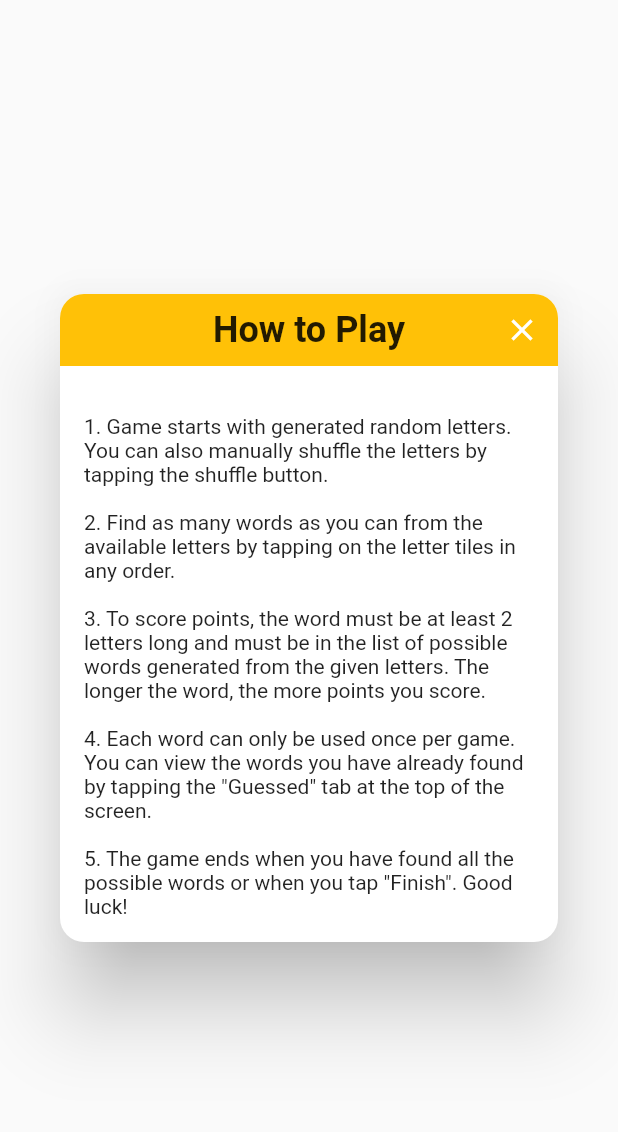
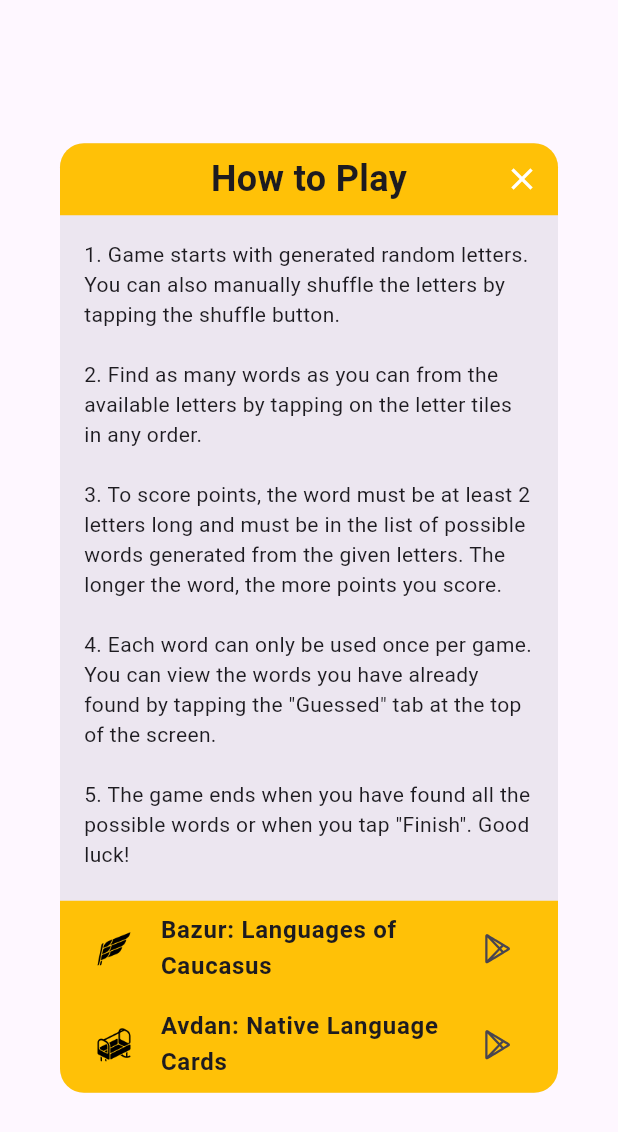
Before and after one commit to kattir97/likha-varv, a Flutter app: the InfoDialogWidget widget shown alone on an empty page, opened directly, on a phone screen of 412 x 824 dp. Shown: the top 1132 px of the screen. Run offline on Flutter 3.47's test engine with Material 2 defaults, Android fonts, the phone set to English and light mode, and no system bars; our stand-ins replace flutter_native_splash, flutter_svg, freezed_annotation, hooks_riverpod, line_icons, shared_preferences and 1 more; missing offline and left inert: syncfusion_flutter_core; accounts and stored records are empty; generated files the repository leaves out were written again.

Commit message:
add app links to info dialog

```diff
--- a/lib/features/game_logic/domain/notifiers/game_logic_notifier.dart
+++ b/lib/features/game_logic/domain/notifiers/game_logic_notifier.dart
@@ -25,6 +25,7 @@ class GameLogic extends StateNotifier<List<String>> {
     await SharedPrefsService.saveUserMatches(userMatches);
     await SharedPrefsService.savePossibleMatches(possibleMatches);
     await SharedPrefsService.saveGeneratedLetters(state);
+    await SharedPrefsService.saveSelectedWords(selectedWords);
   }
 
   Future<void> loadGameData() async {
@@ -32,6 +33,7 @@ class GameLogic extends StateNotifier<List<String>> {
     userMatches = await SharedPrefsService.getUserMatches();
     possibleMatches = await SharedPrefsService.getPossibleMatches();
     state = await SharedPrefsService.getGeneratedLetters();
+    selectedWords = await SharedPrefsService.getSelectedWords();
     state = List.from(state);
   }
 
--- a/lib/features/game_logic/presentation/widgets/guessed_words_overview_widget.dart
+++ b/lib/features/game_logic/presentation/widgets/guessed_words_overview_widget.dart
@@ -1,6 +1,5 @@
 import 'package:flutter/material.dart';
 import 'package:hooks_riverpod/hooks_riverpod.dart';
-import 'package:likha_varv/features/game_logic/domain/notifiers/game_logic_notifier.dart';
 import 'package:likha_varv/features/game_logic/domain/providers/game_logic_provider.dart';
 import 'package:likha_varv/features/game_logic/presentation/widgets/words_modal.dart';
 import 'package:line_icons/line_icons.dart';
@@ -25,6 +24,8 @@ class GuessedWordsOverviewWidget extends ConsumerWidget {
         ),
       ),
       onTap: () => showModalBottomSheet(
+        isDismissible: true,
+        enableDrag: true,
         context: context,
         clipBehavior: Clip.hardEdge,
         shape: const RoundedRectangleBorder(
--- a/lib/features/game_logic/presentation/widgets/light_blue_button_widget.dart
+++ b/lib/features/game_logic/presentation/widgets/light_blue_button_widget.dart
@@ -27,7 +27,7 @@ class LightBlueButtonWidget extends StatelessWidget {
       child: TextButton(
         onPressed: onTap,
         style: TextButton.styleFrom(
-          padding: const EdgeInsets.all(16.0),
+          padding: const EdgeInsets.all(8.0),
           shape: RoundedRectangleBorder(
             borderRadius: BorderRadius.circular(16.0),
           ),
--- a/lib/features/game_logic/presentation/widgets/show_results_widget.dart
+++ b/lib/features/game_logic/presentation/widgets/show_results_widget.dart
@@ -59,7 +59,8 @@ class ShowResultsWidget extends ConsumerWidget {
             ),
           ),
           const SizedBox(height: 10),
-          Expanded(
+          SizedBox(
+            height: 350,
             child: ListView.separated(
               shrinkWrap: true,
               padding: EdgeInsets.zero,
@@ -73,7 +74,7 @@ class ShowResultsWidget extends ConsumerWidget {
                 final MaterialColor color = isFound ? Colors.green : Colors.red;
                 return Container(
                   padding:
-                      const EdgeInsets.symmetric(horizontal: 5, vertical: 2),
+                      const EdgeInsets.symmetric(horizontal: 15, vertical: 2),
                   child: Column(
                     crossAxisAlignment: CrossAxisAlignment.start,
                     children: [
--- a/lib/features/game_logic/presentation/widgets/words_modal.dart
+++ b/lib/features/game_logic/presentation/widgets/words_modal.dart
@@ -13,6 +13,7 @@ class WordsModal extends ConsumerWidget {
     final words = gameLogic.selectedWords
         .where((word) => guessedWords.contains(word.headword))
         .toList();
+    print(words);
 
     return Container(
       color: Colors.white,
--- /dev/null
+++ b/lib/features/info/app_links.dart
@@ -0,0 +1,6 @@
+class AppLinks {
+  static String bazurUrl =
+      'https://play.google.com/store/apps/details?id=com.alkaitagi.avzag';
+  static String avdanUrl =
+      'https://play.google.com/store/apps/details?id=com.alkaitagi.avdan';
+}
--- a/lib/features/info/info_dialog_widget.dart
+++ b/lib/features/info/info_dialog_widget.dart
@@ -1,4 +1,7 @@
 import 'package:flutter/material.dart';
+import 'package:likha_varv/features/info/app_links.dart';
+import 'package:likha_varv/features/info/open_app_link.dart';
+import 'package:line_icons/line_icons.dart';
 
 class InfoDialogWidget extends StatelessWidget {
   const InfoDialogWidget({super.key});
@@ -50,7 +53,6 @@ class InfoDialogWidget extends StatelessWidget {
             child: Column(
               crossAxisAlignment: CrossAxisAlignment.stretch,
               children: const [
-                SizedBox(height: 16.0),
                 Text(
                   '1. Game starts with generated random letters. '
                   'You can also manually shuffle the letters by tapping the shuffle button.\n\n'
@@ -67,6 +69,57 @@ class InfoDialogWidget extends StatelessWidget {
                   style: TextStyle(fontSize: 14.0),
                   textAlign: TextAlign.left,
                 ),
+                SizedBox(height: 5),
+              ],
+            ),
+          ),
+          Container(
+            padding: const EdgeInsets.only(left: 5, right: 5),
+            decoration: const BoxDecoration(
+              color: Colors.amber,
+              borderRadius: BorderRadius.only(
+                bottomLeft: Radius.circular(16.0),
+                bottomRight: Radius.circular(16.0),
+              ),
+            ),
+            child: Column(
+              children: [
+                InkWell(
+                  onTap: () => openAppLikn(url: AppLinks.bazurUrl),
+                  child: ListTile(
+                    visualDensity:
+                        const VisualDensity(horizontal: 0, vertical: -4),
+                    leading: Image.asset(
+                      'assets/images/bazur.png',
+                      width: 30,
+                      height: 30,
+                      color: Colors.black,
+                    ),
+                    title: const Text(
+                      'Bazur: Languages of Caucasus',
+                      style: TextStyle(fontWeight: FontWeight.bold),
+                    ),
+                    trailing: const Icon(LineIcons.googlePlay),
+                  ),
+                ),
+                InkWell(
+                  onTap: () => openAppLikn(url: AppLinks.avdanUrl),
+                  child: ListTile(
+                    visualDensity:
+                        const VisualDensity(horizontal: 0, vertical: -4),
+                    leading: Image.asset(
+                      'assets/images/avdan.png',
+                      width: 30,
+                      height: 30,
+                      color: Colors.black,
+                    ),
+                    title: const Text(
+                      'Avdan: Native Language Cards',
+                      style: TextStyle(fontWeight: FontWeight.bold),
+                    ),
+                    trailing: const Icon(LineIcons.googlePlay),
+                  ),
+                ),
               ],
             ),
           ),
--- a/lib/main.dart
+++ b/lib/main.dart
@@ -22,7 +22,7 @@ class MyApp extends StatelessWidget {
       title: 'Likha Varv',
       debugShowCheckedModeBanner: false,
       theme: ThemeData(
-        primarySwatch: Colors.blue,
+        useMaterial3: true,
       ),
       home: const AwaitDictionary(),
     );
--- a/pubspec.yaml
+++ b/pubspec.yaml
@@ -45,6 +45,7 @@ dependencies:
   syncfusion_flutter_sliders: ^21.2.3
   line_icons: ^2.0.1
   syncfusion_flutter_core: ^21.2.3
+  url_launcher: ^6.1.11
 
 dev_dependencies:
   flutter_test:
@@ -74,6 +75,8 @@ flutter:
   assets:
     - assets/aghul.json
     - assets/icons/bee.svg
+    - assets/images/bazur.png
+    - assets/images/avdan.png
   # An image asset can refer to one or more resolution-specific "variants", see
   # https://flutter.dev/assets-and-images/#resolution-aware
 
```
Also changed, not shown: lib/core/services/shared_prefs_service.dart (+23 -0 lines), lib/features/info/open_app_link.dart (added, +11 -0 lines), assets/images/avdan.png (added), assets/images/bazur.png (added), pubspec.lock, 5 other files.
